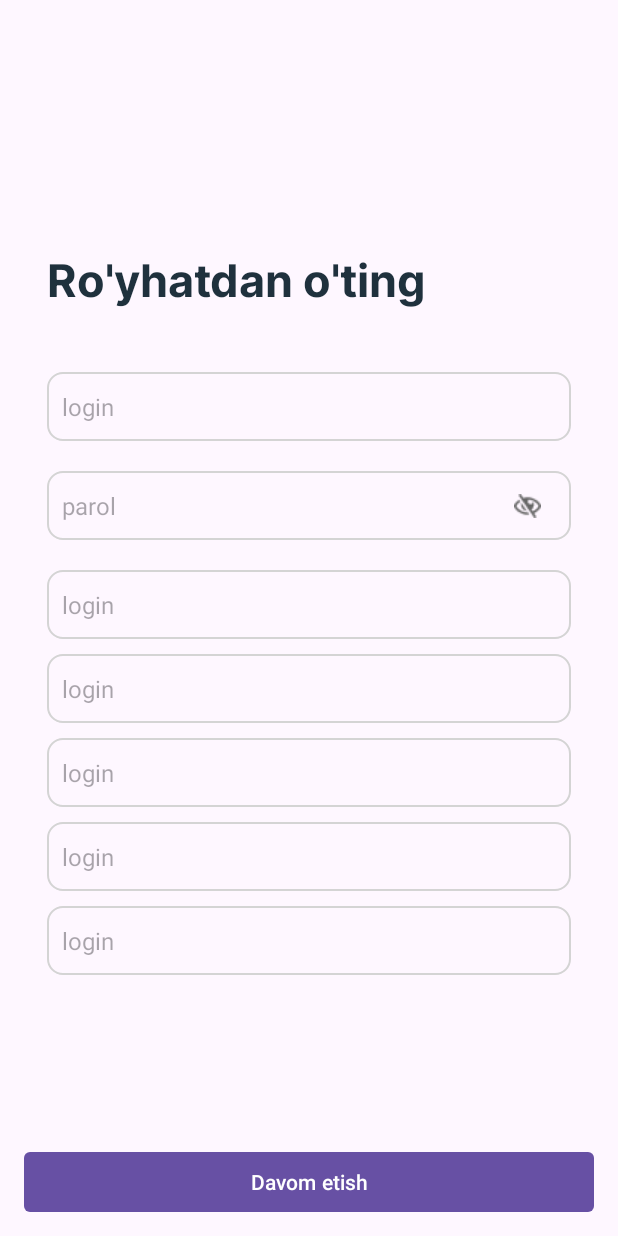
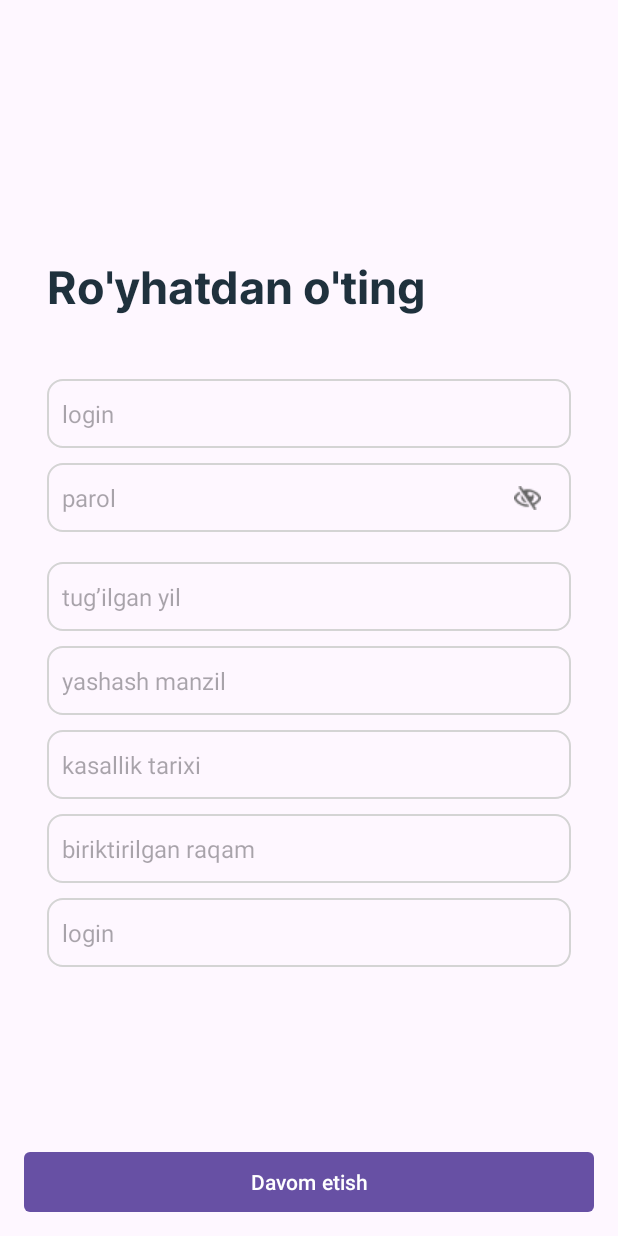
Before and after one commit to Ilhomjon1502/MayoqUser, an Android app: the SignUpFragment screen opened through its navigation route, on a phone screen of 412 x 824 dp. Run offline under Robolectric (Android 15) with nearby library versions, the phone set to English and light mode, and no system bars.

Commit message:
Register ui finished.!

```diff
--- a/app/src/main/res/layout/fragment_register_info.xml
+++ b/app/src/main/res/layout/fragment_register_info.xml
@@ -1,42 +1,43 @@
 <?xml version="1.0" encoding="utf-8"?>
 <androidx.constraintlayout.widget.ConstraintLayout xmlns:android="http://schemas.android.com/apk/res/android"
+    xmlns:app="http://schemas.android.com/apk/res-auto"
     xmlns:tools="http://schemas.android.com/tools"
     android:layout_width="match_parent"
     android:layout_height="match_parent"
     android:padding="20dp"
-    xmlns:app="http://schemas.android.com/apk/res-auto"
     tools:context=".view.register_info.RegisterInfoFragment">
 
     <TextView
         android:id="@+id/tv_title"
         android:layout_width="match_parent"
         android:layout_height="wrap_content"
+        android:layout_marginTop="100dp"
         android:fontFamily="@font/interbold"
+        android:gravity="start"
         android:text="Dastur shartlari"
         android:textColor="#4387C5"
         android:textSize="24dp"
-        android:gravity="start"
-        android:layout_marginTop="100dp"
-        app:layout_constraintTop_toTopOf="parent"/>
+        app:layout_constraintTop_toTopOf="parent" />
 
 
     <TextView
         android:id="@+id/tv_info"
         android:layout_width="match_parent"
         android:layout_height="wrap_content"
+        android:layout_marginTop="30dp"
+        android:paddingEnd="60dp"
         android:text="@string/register_info_tv"
-        android:paddingEnd="60dp"
-        android:layout_marginTop="30dp"
         app:layout_constraintLeft_toLeftOf="parent"
-        app:layout_constraintTop_toBottomOf="@id/tv_title"/>
+        app:layout_constraintTop_toBottomOf="@id/tv_title" />
 
     <Button
+        android:id="@+id/next_btn"
         android:layout_width="match_parent"
         android:layout_height="40dp"
+        android:background="@drawable/button_background"
+        android:backgroundTint="#4387C5"
         android:text="Roziman"
-        android:backgroundTint="#4387C5"
-        android:background="@drawable/button_background"
-        app:layout_constraintBottom_toBottomOf="parent"/>
+        app:layout_constraintBottom_toBottomOf="parent" />
 
 
 </androidx.constraintlayout.widget.ConstraintLayout>
--- a/app/src/main/res/layout/fragment_sign_in.xml
+++ b/app/src/main/res/layout/fragment_sign_in.xml
@@ -30,13 +30,10 @@
             android:id="@+id/edt_login"
             android:layout_width="match_parent"
             android:layout_height="46dp"
-            android:layout_marginBottom="20dp"
+            style="@style/register_edittext_style"
             android:background="@drawable/signin_edittext_background"
             android:hint="login"
-            android:inputType="text"
-            android:paddingHorizontal="10dp"
-            android:textColor="#333333"
-            android:textSize="16sp" />
+            android:inputType="text" />
 
         <androidx.constraintlayout.widget.ConstraintLayout
             android:layout_width="match_parent"
@@ -64,6 +61,7 @@
         </androidx.constraintlayout.widget.ConstraintLayout>
 
         <TextView
+            android:id="@+id/tv_sign_up"
             android:layout_width="match_parent"
             android:layout_height="wrap_content"
             android:layout_marginTop="10dp"
@@ -74,6 +72,7 @@
 
 
     <Button
+        android:id="@+id/next_btn"
         android:layout_width="match_parent"
         android:layout_height="40dp"
         android:text="Davom etish"
--- a/app/src/main/res/layout/fragment_sign_up.xml
+++ b/app/src/main/res/layout/fragment_sign_up.xml
@@ -30,13 +30,10 @@
             android:id="@+id/edt_login"
             android:layout_width="match_parent"
             android:layout_height="46dp"
-            android:layout_marginBottom="20dp"
+            style="@style/register_edittext_style"
             android:background="@drawable/signin_edittext_background"
             android:hint="login"
-            android:inputType="text"
-            android:paddingHorizontal="10dp"
-            android:textColor="#333333"
-            android:textSize="16sp" />
+            android:inputType="text"/>
 
         <androidx.constraintlayout.widget.ConstraintLayout
             android:layout_width="match_parent"
@@ -68,57 +65,45 @@
             android:id="@+id/edt_date"
             android:layout_width="match_parent"
             android:layout_height="46dp"
-            android:layout_marginBottom="10dp"
+            style="@style/register_edittext_style"
             android:background="@drawable/signin_edittext_background"
-            android:hint="login"
+            android:hint="@string/tug_ilgan_yil"
             android:inputType="text"
-            android:paddingHorizontal="10dp"
-            android:textColor="#333333"
-            android:textSize="16sp" />
+            tools:ignore="TextFields" />
         <EditText
             android:id="@+id/edt_address"
             android:layout_width="match_parent"
             android:layout_height="46dp"
-            android:layout_marginBottom="10dp"
+            style="@style/register_edittext_style"
             android:background="@drawable/signin_edittext_background"
-            android:hint="login"
-            android:inputType="text"
-            android:paddingHorizontal="10dp"
-            android:textColor="#333333"
-            android:textSize="16sp" />
+            android:hint="@string/yashash_manzil"
+            android:inputType="text"/>
         <EditText
             android:id="@+id/edt_history"
             android:layout_width="match_parent"
             android:layout_height="46dp"
-            android:layout_marginBottom="10dp"
+            style="@style/register_edittext_style"
             android:background="@drawable/signin_edittext_background"
-            android:hint="login"
-            android:inputType="text"
-            android:paddingHorizontal="10dp"
-            android:textColor="#333333"
-            android:textSize="16sp" />
+            android:hint="@string/kasallik_tarixi"
+            android:inputType="text" />
         <EditText
             android:id="@+id/edt_number"
             android:layout_width="match_parent"
             android:layout_height="46dp"
-            android:layout_marginBottom="10dp"
             android:background="@drawable/signin_edittext_background"
-            android:hint="login"
+            style="@style/register_edittext_style"
+            android:hint="@string/biriktirilgan_raqam"
             android:inputType="text"
-            android:paddingHorizontal="10dp"
-            android:textColor="#333333"
-            android:textSize="16sp" />
+            tools:ignore="TextFields" />
         <EditText
             android:id="@+id/edt_phone_number"
             android:layout_width="match_parent"
             android:layout_height="46dp"
-            android:layout_marginBottom="10dp"
+            style="@style/register_edittext_style"
             android:background="@drawable/signin_edittext_background"
             android:hint="login"
             android:inputType="text"
-            android:paddingHorizontal="10dp"
-            android:textColor="#333333"
-            android:textSize="16sp" />
+            tools:ignore="TextFields" />
 
 
     </LinearLayout>
--- a/app/src/main/res/values/strings.xml
+++ b/app/src/main/res/values/strings.xml
@@ -3,4 +3,8 @@
     <!-- TODO: Remove or change this placeholder text -->
     <string name="hello_blank_fragment">Hello blank fragment</string>
     <string name="register_info_tv">Lorem ipsum dolor sit amet, consectetur adipiscing elit. Ut pretium pretium tempor. Ut eget imperdiet neque. In volutpat ante semper diam molestie, et aliquam erat laoreet. Sed sit amet arcu aliquet, molestie justo at, auctor nunc. Phasellus ligula ipsum, volutpat eget semper id, viverra eget nibh. Suspendisse luctus mattis cursus. Nam consectetur ante at nisl hendrerit gravida. Donec vehicula rhoncus mattis. Mauris dignissim semper mattis. Fusce porttitor a mi at suscipit. Praesent facilisis dolor sapien, vel sodales augue mollis ut. Mauris venenatis magna eu tortor posuere luctus. Aenean tincidunt turpis sed dui aliquam vehicula. Praesent nec elit non dolor consectetur tincidunt sed in felis. Donec elementum, lacus at mattis tincidunt, eros magna faucibus sem, in condimentum est augue tristique risus.</string>
+    <string name="biriktirilgan_raqam">biriktirilgan raqam</string>
+    <string name="yashash_manzil">yashash manzil</string>
+    <string name="kasallik_tarixi">kasallik tarixi</string>
+    <string name="tug_ilgan_yil">tug’ilgan yil</string>
 </resources>
--- a/app/src/main/res/values/themes.xml
+++ b/app/src/main/res/values/themes.xml
@@ -6,4 +6,11 @@
     </style>
 
     <style name="Theme.SOSCarUser" parent="Base.Theme.SOSCarUser" />
+
+    <style name="register_edittext_style">
+        <item name="android:textSize">16sp</item>
+        <item name="android:textColor">#333333</item>
+        <item name="android:paddingHorizontal" tools:targetApi="o">10dp</item>
+        <item name="android:layout_marginBottom">10dp</item>
+    </style>
 </resources>
```
